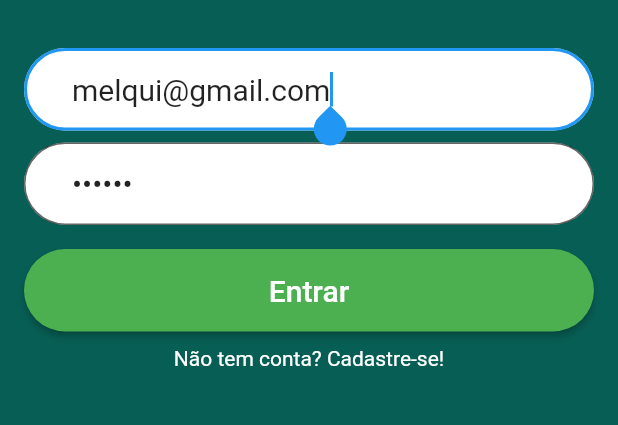
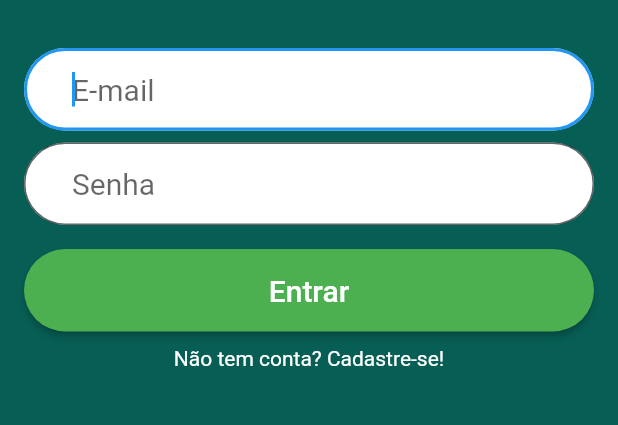
Before and after one commit to melquis1420/whatsapp, a Flutter app: the screen it shows after launch, on a phone screen of 412 x 824 dp, the part 516-941 px from its top. Run offline on Flutter 3.47's test engine with Material 2 defaults, Android fonts, the phone set to English and light mode, and no system bars; our stand-ins replace cloud_firestore, firebase_auth, firebase_storage, image_picker; missing offline and left inert: firebase_core_web; accounts and stored records are empty.

Commit message:
project finished

```diff
--- a/lib/Configuracoes.dart
+++ b/lib/Configuracoes.dart
@@ -203,6 +203,9 @@ class _ConfiguracoesState extends State<Configuracoes> {
                         borderRadius: BorderRadius.circular(32)),
                     onPressed: () {
                       _atualizarNomeFirestore();
+                      Navigator.pushNamed(
+                          context,
+                        "/home");
                     },
                   ),
                 ),
--- a/lib/Login.dart
+++ b/lib/Login.dart
@@ -12,9 +12,9 @@ class Login extends StatefulWidget {
 
 class _LoginState extends State<Login> {
   TextEditingController _controllerEmail =
-      TextEditingController(text: "melqui@gmail.com");
+      TextEditingController(text: "");
   TextEditingController _controllerSenha =
-      TextEditingController(text: "123456");
+      TextEditingController(text: "");
   String _mensagemErro = "";
 
 //fields validations
--- a/lib/Mensagens.dart
+++ b/lib/Mensagens.dart
@@ -39,6 +39,7 @@ class _MensagensState extends State<Mensagens> {
       mensagem.idUsuario = _idUsuarioLogado;
       mensagem.mensagem = textoMensagem;
       mensagem.urlImagem = "";
+      mensagem.data = Timestamp.now().toString(); //take data to message
       mensagem.tipo = "texto";
 
       _salvarMensagem(_idUsuarioLogado, _idUsuarioDestinatario, mensagem);
@@ -127,6 +128,7 @@ class _MensagensState extends State<Mensagens> {
     mensagem.idUsuario = _idUsuarioLogado;
     mensagem.mensagem = "";
     mensagem.urlImagem = url;
+    mensagem.data = Timestamp.now().toString();
     mensagem.tipo = "imagem";
 
     _salvarMensagem(_idUsuarioLogado, _idUsuarioDestinatario, mensagem);
@@ -149,6 +151,7 @@ class _MensagensState extends State<Mensagens> {
         .collection("mensagens")
         .document(_idUsuarioLogado)
         .collection(_idUsuarioDestinatario)
+        .orderBy("data", descending: false)
         .snapshots();
 
     stream.listen((dados) {
```
Also changed, not shown: lib/model/Mensagem.dart (+8 -0 lines), lib/telas/AbaConversas.dart (+6 -2 lines), 1 other file.
